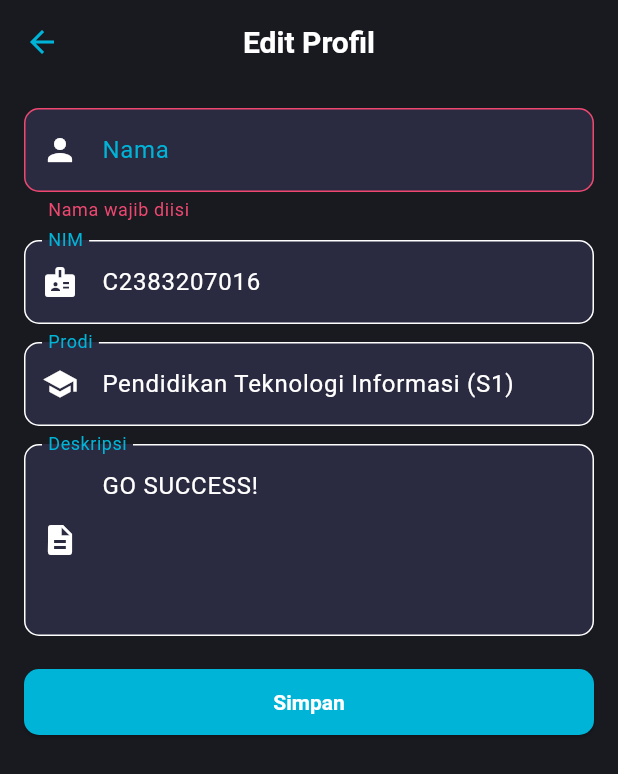
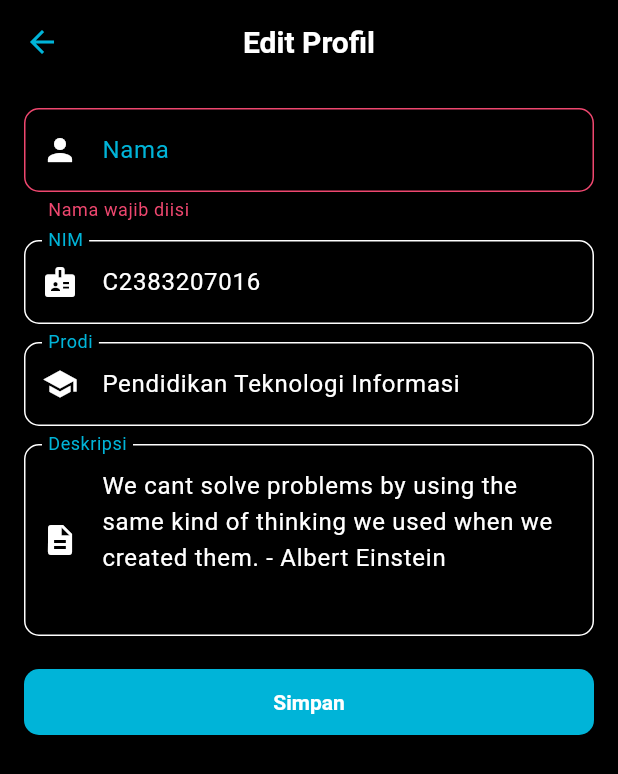
Before and after one commit to adrenaline404/Flutter_Application_Test, a Flutter app: the EditProfilePage screen opened directly, after a tap on "Simpan", on a phone screen of 412 x 824 dp. Shown: the top 774 px of the screen. Run offline on Flutter 3.47's test engine with Material 3 defaults, Android fonts, the phone set to English and light mode, and no system bars; our stand-ins replace font_awesome_flutter, shared_preferences; accounts and stored records are empty.

```diff
--- a/lib/edit_profile.dart
+++ b/lib/edit_profile.dart
@@ -2,7 +2,7 @@ import 'package:flutter/material.dart';
 import 'package:shared_preferences/shared_preferences.dart';
 
 class EditProfilePage extends StatefulWidget {
-  const EditProfilePage({Key? key}) : super(key: key);
+  const EditProfilePage({super.key});
 
   @override
   State<EditProfilePage> createState() => _EditProfilePageState();
@@ -30,21 +30,26 @@ class _EditProfilePageState extends State<EditProfilePage> {
     final sp = await SharedPreferences.getInstance();
     _nameC.text = sp.getString(_kName) ?? 'Shofwan Zhilaludin';
     _nimC.text = sp.getString(_kNim) ?? 'C2383207016';
-    _prodiC.text =
-        sp.getString(_kProdi) ?? 'Pendidikan Teknologi Informasi (S1)';
-    _descC.text = sp.getString(_kDesc) ?? 'GO SUCCESS!';
+    _prodiC.text = sp.getString(_kProdi) ?? 'Pendidikan Teknologi Informasi';
+    _descC.text =
+        sp.getString(_kDesc) ??
+        'We cant solve problems by using the same kind of thinking we used when we created them. - Albert Einstein';
     setState(() {});
   }
 
   Future<void> _savePrefs() async {
-    if (!_formKey.currentState!.validate()) return;
+    if (_formKey.currentState == null || !_formKey.currentState!.validate()) {
+      return;
+    }
     final sp = await SharedPreferences.getInstance();
     await sp.setString(_kName, _nameC.text.trim());
     await sp.setString(_kNim, _nimC.text.trim());
     await sp.setString(_kProdi, _prodiC.text.trim());
     await sp.setString(_kDesc, _descC.text.trim());
     // Kembalikan data ke previous screen
-    Navigator.of(context).pop(true); // true
+    if (mounted) {
+      Navigator.of(context).pop(true); // true
+    }
   }
 
   @override
@@ -63,7 +68,7 @@ class _EditProfilePageState extends State<EditProfilePage> {
       appBar: AppBar(
         title: const Text('Edit Profil'),
         centerTitle: true,
-        backgroundColor: theme.colorScheme.background,
+        backgroundColor: theme.colorScheme.surface,
         foregroundColor: theme.colorScheme.primary,
         elevation: 0,
       ),
@@ -115,6 +120,7 @@ class _EditProfilePageState extends State<EditProfilePage> {
                   child: ElevatedButton(
                     onPressed: _savePrefs,
                     style: ElevatedButton.styleFrom(
+                      // Testing color scheme from profile_page.dart
                       backgroundColor: theme.colorScheme.primary,
                       foregroundColor: theme.colorScheme.onPrimary,
                       padding: const EdgeInsets.symmetric(vertical: 14),
--- a/lib/main.dart
+++ b/lib/main.dart
@@ -4,15 +4,15 @@ import 'profile_with_bottom_nav.dart';
 // Modern dynamic black theme palette
 const Color kPrimaryColor = Color(0xFF212121); // true black
 const Color kAccentColor = Color(0xFF00B4D8); // vibrant cyan
-const Color kSurfaceDark = Color(0xFF2A2A40); // dark surface
-const Color kBackgroundDark = Color(0xFF181A20); // background
-const Color kCardDark = Color(0xFF23232F); // card color
+const Color kSurfaceDark = Colors.black; // dark surface now pure black
+const Color kBackgroundDark = Colors.black; // background now pure black
+const Color kCardDark = Colors.black; // card color now pure black
 const Color kErrorColor = Color(0xFFEF476F); // error pink
 
 void main() => runApp(const MyApp());
 
 class MyApp extends StatefulWidget {
-  const MyApp({Key? key}) : super(key: key);
+  const MyApp({super.key});
 
   @override
   State<MyApp> createState() => _MyAppState();
@@ -26,7 +26,7 @@ class _MyAppState extends State<MyApp> {
     scaffoldBackgroundColor: kBackgroundDark,
     useMaterial3: true,
     appBarTheme: AppBarTheme(
-      backgroundColor: Colors.transparent,
+      backgroundColor: Colors.black,
       elevation: 0,
       titleTextStyle: const TextStyle(
         color: Colors.white,
@@ -43,8 +43,6 @@ class _MyAppState extends State<MyApp> {
       onSecondary: Colors.black,
       error: kErrorColor,
       onError: Colors.white,
-      background: kBackgroundDark,
-      onBackground: Colors.white,
       surface: kSurfaceDark,
       onSurface: Colors.white,
     ),
@@ -71,7 +69,7 @@ class _MyAppState extends State<MyApp> {
     ),
     iconTheme: const IconThemeData(color: kAccentColor),
     bottomNavigationBarTheme: const BottomNavigationBarThemeData(
-      backgroundColor: kSurfaceDark,
+      backgroundColor: Colors.black,
       selectedItemColor: kAccentColor,
       unselectedItemColor: Colors.white54,
       showUnselectedLabels: true,
@@ -101,8 +99,6 @@ class _MyAppState extends State<MyApp> {
       onSecondary: Colors.white,
       error: kErrorColor,
       onError: Colors.white,
-      background: Colors.white,
-      onBackground: Colors.black,
       surface: Colors.white,
       onSurface: Colors.black,
     ),
@@ -149,7 +145,7 @@ class _MyAppState extends State<MyApp> {
         themeSwitcher: Switch(
           value: isDark,
           onChanged: (val) => setState(() => isDark = val),
-          activeColor: kAccentColor,
+          activeThumbColor: kAccentColor,
           inactiveThumbColor: Colors.white,
           inactiveTrackColor: Colors.white24,
         ),
```
Also changed, not shown: lib/profile_page.dart (+14 -15 lines), lib/profile_with_bottom_nav.dart (+110 -19 lines), lib/widgets/action_buttons.dart (+17 -6 lines), lib/widgets/footer.dart (+10 -7 lines), lib/widgets/profile_header.dart (+23 -15 lines), 11 other files.
